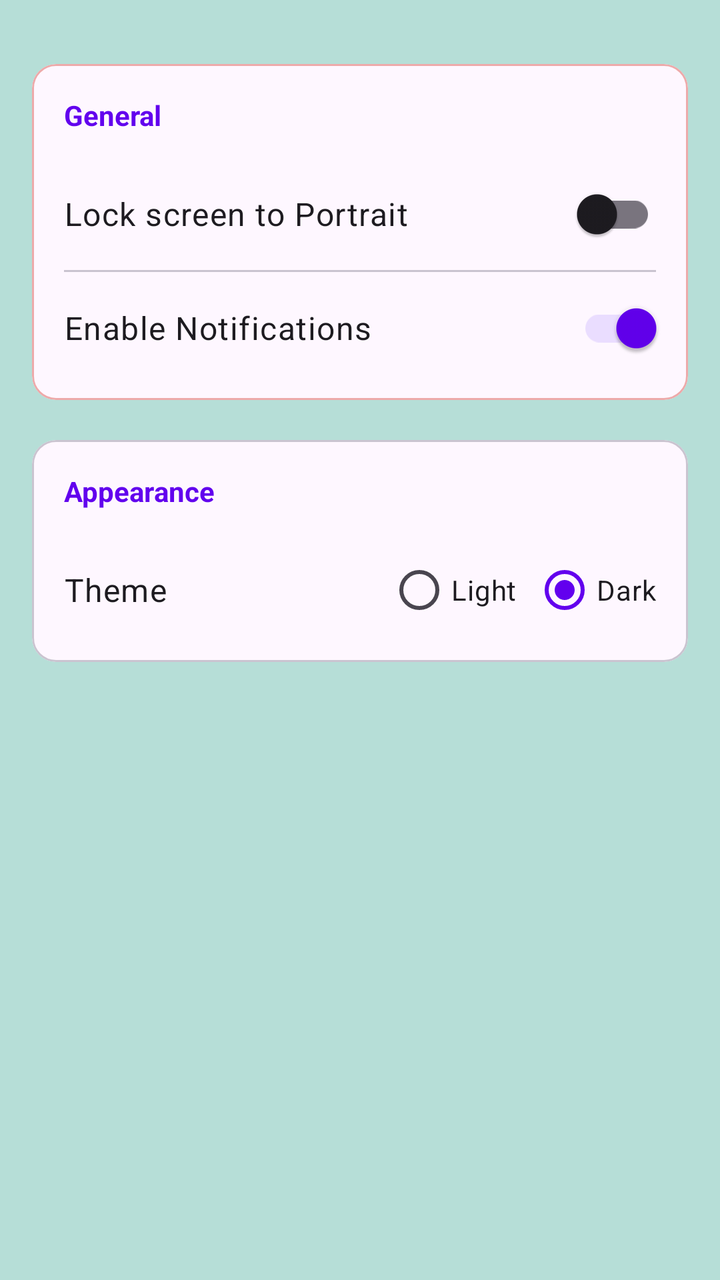
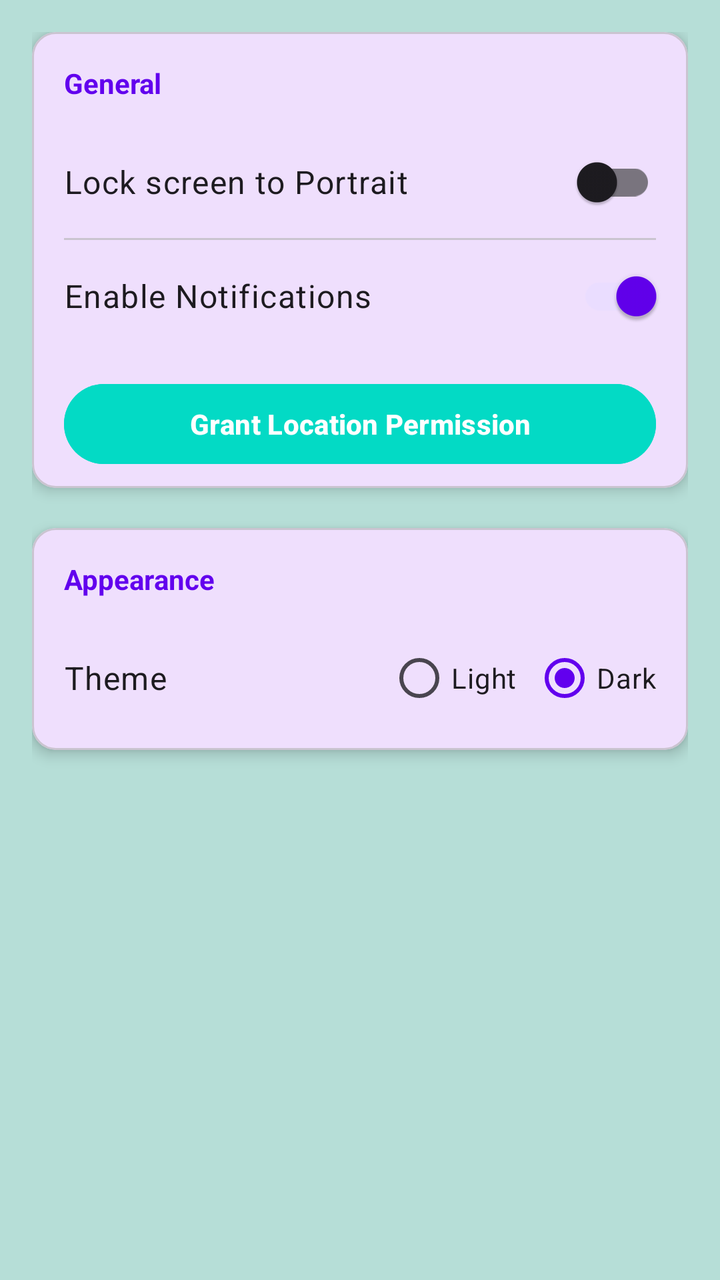

Two renders of the same Android screen: before a commit and after it. Below are the layout's source before the change and the commit's diff.
<!-- AndroidManifest.xml: application theme Theme.SmartAssistiveSystem -->
<!-- res/layout/fragment_settings.xml -->
<?xml version="1.0" encoding="utf-8"?>
<ScrollView xmlns:android="http://schemas.android.com/apk/res/android"
    xmlns:app="http://schemas.android.com/apk/res-auto"
    android:layout_width="match_parent"
    android:layout_height="match_parent"
    android:background="@color/sys_light_surface">
    <LinearLayout
        android:layout_width="match_parent"
        android:layout_height="wrap_content"
        android:orientation="vertical"
        android:paddingTop="32dp"
        android:paddingStart="16dp"
        android:paddingEnd="16dp"
        android:paddingBottom="16dp">

        <com.google.android.material.card.MaterialCardView
            android:layout_width="match_parent"
            android:layout_height="wrap_content"
            android:layout_marginBottom="20dp"
            app:cardCornerRadius="12dp"
            app:cardElevation="0dp"
            app:strokeWidth="1dp"
            app:strokeColor="#EDAAAA">
            <LinearLayout
                android:layout_width="match_parent"
                android:layout_height="wrap_content"
                android:orientation="vertical"
                android:paddingTop="8dp"
                android:paddingBottom="8dp">

                <TextView
                    android:layout_width="match_parent"
                    android:layout_height="wrap_content"
                    android:text="General"
                    android:textSize="14sp"
                    android:textStyle="bold"
                    android:textColor="?attr/colorPrimary"
                    android:paddingStart="16dp"
                    android:paddingEnd="16dp"
                    android:paddingTop="8dp"
                    android:paddingBottom="12dp"/>

                <androidx.appcompat.widget.SwitchCompat
                    android:id="@+id/switch_lock_portrait"
                    android:layout_width="match_parent"
                    android:layout_height="wrap_content"
                    android:text="Lock screen to Portrait"
                    android:minHeight="56dp"
                    android:paddingStart="16dp"
                    android:paddingEnd="16dp"
                    android:textAppearance="@style/TextAppearance.Material3.BodyLarge" />

                <View
                    android:layout_width="match_parent"
                    android:layout_height="1dp"
                    android:layout_marginStart="16dp"
                    android:layout_marginEnd="16dp"
                    android:background="@color/sys_light_outlineVariant" />

                <androidx.appcompat.widget.SwitchCompat
                    android:id="@+id/switch_notifications"
                    android:layout_width="match_parent"
                    android:layout_height="wrap_content"
                    android:text="Enable Notifications"
                    android:minHeight="56dp"
                    android:checked="true"
                    android:paddingStart="16dp"
                    android:paddingEnd="16dp"
                    android:textAppearance="@style/TextAppearance.Material3.BodyLarge" />

            </LinearLayout>
        </com.google.android.material.card.MaterialCardView>

        <com.google.android.material.card.MaterialCardView
            android:layout_width="match_parent"
            android:layout_height="wrap_content"
            android:layout_marginBottom="20dp"
            app:cardCornerRadius="12dp"
            app:cardElevation="0dp"
            app:strokeWidth="1dp"
            app:strokeColor="@color/sys_light_outlineVariant">

            <LinearLayout
                android:layout_width="match_parent"
                android:layout_height="wrap_content"
                android:orientation="vertical"
                android:paddingTop="8dp"
                android:paddingBottom="8dp">

                <TextView
                    android:layout_width="match_parent"
                    android:layout_height="wrap_content"
                    android:text="Appearance"
                    android:textSize="14sp"
                    android:textStyle="bold"
                    android:textColor="?attr/colorPrimary"
                    android:paddingStart="16dp"
                    android:paddingEnd="16dp"
                    android:paddingTop="8dp"
                    android:paddingBottom="12dp"/>

                <LinearLayout
                    android:layout_width="match_parent"
                    android:layout_height="wrap_content"
                    android:orientation="horizontal"
                    android:gravity="center_vertical"
                    android:paddingStart="16dp"
                    android:paddingEnd="16dp"
                    android:minHeight="56dp">

                    <TextView
                        android:layout_width="0dp"
                        android:layout_height="wrap_content"
                        android:layout_weight="1"
                        android:text="Theme"
                        android:textAppearance="@style/TextAppearance.Material3.BodyLarge"/>

                    <RadioGroup
                        android:id="@+id/rg_theme"
                        android:layout_width="wrap_content"
                        android:layout_height="wrap_content"
                        android:orientation="horizontal">

                        <RadioButton
                            android:id="@+id/rb_light_theme"
                            android:layout_width="wrap_content"
                            android:layout_height="wrap_content"
                            android:text="Light"
                            android:layout_marginEnd="8dp" />

                        <RadioButton
                            android:id="@+id/rb_dark_theme"
                            android:layout_width="wrap_content"
                            android:layout_height="wrap_content"
                            android:text="Dark"
                            android:checked="true" />
                    </RadioGroup>
                </LinearLayout>





            </LinearLayout>
        </com.google.android.material.card.MaterialCardView>

    </LinearLayout>
</ScrollView>
<!-- resources referenced by this layout -->
<resources>
  <color name="sys_light_outlineVariant">#CAC4D0</color>
  <color name="sys_light_surface">#B6DED7</color>
  <style name="Theme.SmartAssistiveSystem" parent="Theme.Material3.DayNight.NoActionBar">
          
          <item name="windowActionBar">false</item>
          <item name="windowNoTitle">true</item>
  
          
          <item name="colorPrimary">@color/purple_500</item>
          <item name="colorPrimaryVariant">@color/purple_700</item>
          <item name="colorOnPrimary">@color/white</item>
  
          
          <item name="colorSecondary">@color/teal_200</item>
          <item name="colorOnSecondary">@color/black</item>
  
          
          <item name="android:statusBarColor">?attr/colorPrimaryVariant</item>
  
          
          <item name="actionMenuTextAppearance">@style/ActionMenuTextStyle</item>
      </style>
  <color name="purple_500">#6200EE</color>
  <color name="purple_700">#3700B3</color>
  <color name="white">#FFFFFF</color>
  <color name="teal_200">#03DAC5</color>
  <color name="black">#000000</color>
  <style name="ActionMenuTextStyle" parent="@android:style/TextAppearance.Widget.IconMenu.Item">
          <item name="android:textSize">14sp</item>
          <item name="android:textColor">#FFFFFF</item>
          <item name="android:textAllCaps">false</item>
      </style>
</resources>

<!-- the commit's change to res/layout/fragment_settings.xml (unified diff, before → after) -->
@@ -3,30 +3,29 @@
     xmlns:app="http://schemas.android.com/apk/res-auto"
     android:layout_width="match_parent"
     android:layout_height="match_parent"
-    android:background="@color/sys_light_surface">
+    android:background="@color/sys_light_surface"
+    android:padding="16dp">
+
     <LinearLayout
         android:layout_width="match_parent"
         android:layout_height="wrap_content"
-        android:orientation="vertical"
-        android:paddingTop="32dp"
-        android:paddingStart="16dp"
-        android:paddingEnd="16dp"
-        android:paddingBottom="16dp">
+        android:orientation="vertical">
 
+        
         <com.google.android.material.card.MaterialCardView
             android:layout_width="match_parent"
             android:layout_height="wrap_content"
             android:layout_marginBottom="20dp"
             app:cardCornerRadius="12dp"
-            app:cardElevation="0dp"
+            app:cardElevation="4dp"
             app:strokeWidth="1dp"
-            app:strokeColor="#EDAAAA">
+            app:strokeColor="@color/sys_light_outlineVariant">
+
             <LinearLayout
                 android:layout_width="match_parent"
                 android:layout_height="wrap_content"
                 android:orientation="vertical"
-                android:paddingTop="8dp"
-                android:paddingBottom="8dp">
+                android:paddingVertical="8dp">
 
                 <TextView
                     android:layout_width="match_parent"
@@ -35,10 +34,9 @@
                     android:textSize="14sp"
                     android:textStyle="bold"
                     android:textColor="?attr/colorPrimary"
-                    android:paddingStart="16dp"
-                    android:paddingEnd="16dp"
+                    android:paddingHorizontal="16dp"
                     android:paddingTop="8dp"
-                    android:paddingBottom="12dp"/>
+                    android:paddingBottom="12dp" />
 
                 <androidx.appcompat.widget.SwitchCompat
                     android:id="@+id/switch_lock_portrait"
@@ -46,15 +44,13 @@
                     android:layout_height="wrap_content"
                     android:text="Lock screen to Portrait"
                     android:minHeight="56dp"
-                    android:paddingStart="16dp"
-                    android:paddingEnd="16dp"
+                    android:paddingHorizontal="16dp"
                     android:textAppearance="@style/TextAppearance.Material3.BodyLarge" />
 
                 <View
                     android:layout_width="match_parent"
                     android:layout_height="1dp"
-                    android:layout_marginStart="16dp"
-                    android:layout_marginEnd="16dp"
+                    android:layout_marginHorizontal="16dp"
                     android:background="@color/sys_light_outlineVariant" />
 
                 <androidx.appcompat.widget.SwitchCompat
@@ -62,21 +58,36 @@
                     android:layout_width="match_parent"
                     android:layout_height="wrap_content"
                     android:text="Enable Notifications"
+                    android:checked="true"
                     android:minHeight="56dp"
-                    android:checked="true"
-                    android:paddingStart="16dp"
-                    android:paddingEnd="16dp"
+                    android:paddingHorizontal="16dp"
                     android:textAppearance="@style/TextAppearance.Material3.BodyLarge" />
+
+                
+                <Button
+                    android:id="@+id/btn_request_location"
+                    android:layout_width="match_parent"
+                    android:layout_height="wrap_content"
+                    android:layout_marginTop="12dp"
+                    android:layout_marginHorizontal="16dp"
+                    android:text="Grant Location Permission"
+                    android:textAllCaps="false"
+                    android:textStyle="bold"
+                    android:backgroundTint="@color/teal_200"
+                    android:textColor="@android:color/white"
+                    android:elevation="4dp" />
 
             </LinearLayout>
         </com.google.android.material.card.MaterialCardView>
 
+
+        
         <com.google.android.material.card.MaterialCardView
             android:layout_width="match_parent"
             android:layout_height="wrap_content"
             android:layout_marginBottom="20dp"
             app:cardCornerRadius="12dp"
-            app:cardElevation="0dp"
+            app:cardElevation="4dp"
             app:strokeWidth="1dp"
             app:strokeColor="@color/sys_light_outlineVariant">
 
@@ -84,8 +95,7 @@
                 android:layout_width="match_parent"
                 android:layout_height="wrap_content"
                 android:orientation="vertical"
-                android:paddingTop="8dp"
-                android:paddingBottom="8dp">
+                android:paddingVertical="8dp">
 
                 <TextView
                     android:layout_width="match_parent"
@@ -94,18 +104,16 @@
                     android:textSize="14sp"
                     android:textStyle="bold"
                     android:textColor="?attr/colorPrimary"
-                    android:paddingStart="16dp"
-                    android:paddingEnd="16dp"
+                    android:paddingHorizontal="16dp"
                     android:paddingTop="8dp"
-                    android:paddingBottom="12dp"/>
+                    android:paddingBottom="12dp" />
 
                 <LinearLayout
                     android:layout_width="match_parent"
                     android:layout_height="wrap_content"
                     android:orientation="horizontal"
                     android:gravity="center_vertical"
-                    android:paddingStart="16dp"
-                    android:paddingEnd="16dp"
+                    android:paddingHorizontal="16dp"
                     android:minHeight="56dp">
 
                     <TextView
@@ -113,7 +121,7 @@
                         android:layout_height="wrap_content"
                         android:layout_weight="1"
                         android:text="Theme"
-                        android:textAppearance="@style/TextAppearance.Material3.BodyLarge"/>
+                        android:textAppearance="@style/TextAppearance.Material3.BodyLarge" />
 
                     <RadioGroup
                         android:id="@+id/rg_theme"
@@ -136,13 +144,7 @@
                             android:checked="true" />
                     </RadioGroup>
                 </LinearLayout>
-
-
-
-
-
             </LinearLayout>
         </com.google.android.material.card.MaterialCardView>
-
     </LinearLayout>
 </ScrollView>
